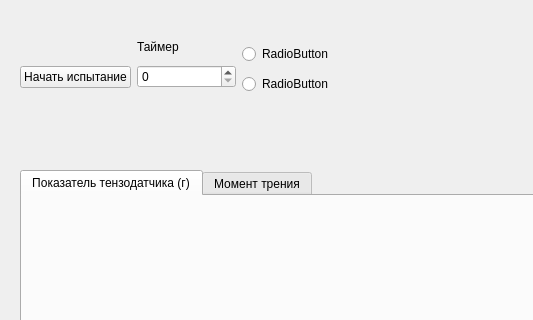
Old version of the form design.ui in the repository 1Aboka1/tribometer-arduino; both pictures show x 0 to 533 and y 0 to 320 of the 805 by 637 pixel window.
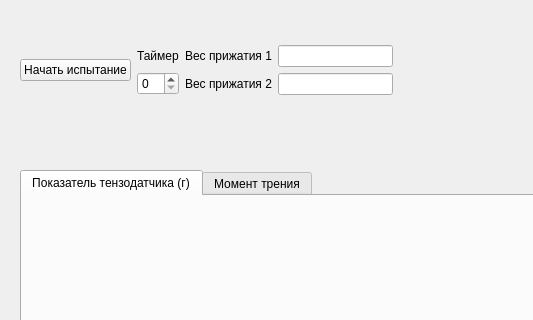
New version of the form.

The edit to the form file:
```diff
--- a/design.ui
+++ b/design.ui
@@ -57,11 +57,13 @@
      <rect>
       <x>20</x>
       <y>40</y>
-      <width>321</width>
-      <height>54</height>
+      <width>373</width>
+      <height>60</height>
      </rect>
     </property>
-    <layout class="QGridLayout" name="gridLayout">
+    <layout class="QGridLayout" name="gridLayout_3">
+     <item row="0" column="0">
+      <layout class="QGridLayout" name="gridLayout_2">
      <item row="0" column="1">
       <widget class="QLabel" name="label_2">
        <property name="text">
@@ -69,29 +71,41 @@
        </property>
       </widget>
      </item>
-     <item row="0" column="2" rowspan="2">
-      <widget class="QRadioButton" name="radioButton">
-       <property name="text">
-        <string>RadioButton</string>
-       </property>
-      </widget>
-     </item>
-     <item row="1" column="0" rowspan="2">
+       <item row="1" column="1">
+        <widget class="QSpinBox" name="spinBox"/>
+       </item>
+       <item row="0" column="0" rowspan="2">
       <widget class="QPushButton" name="pushButton">
        <property name="text">
         <string>Начать испытание</string>
        </property>
       </widget>
      </item>
-     <item row="1" column="1" rowspan="2">
-      <widget class="QSpinBox" name="spinBox"/>
+      </layout>
      </item>
-     <item row="2" column="2">
-      <widget class="QRadioButton" name="radioButton_2">
+     <item row="0" column="1">
+      <layout class="QGridLayout" name="gridLayout">
+       <item row="0" column="0">
+        <widget class="QLabel" name="label">
        <property name="text">
-        <string>RadioButton</string>
-       </property>
-      </widget>
+          <string>Вес прижатия 1</string>
+         </property>
+        </widget>
+       </item>
+       <item row="0" column="1">
+        <widget class="QLineEdit" name="lineEdit"/>
+       </item>
+       <item row="1" column="0">
+        <widget class="QLabel" name="label_3">
+         <property name="text">
+          <string>Вес прижатия 2</string>
+         </property>
+        </widget>
+       </item>
+       <item row="1" column="1">
+        <widget class="QLineEdit" name="lineEdit_2"/>
+       </item>
+      </layout>
      </item>
     </layout>
    </widget>
```
Lines whose indentation alone changed are shown as unchanged.
